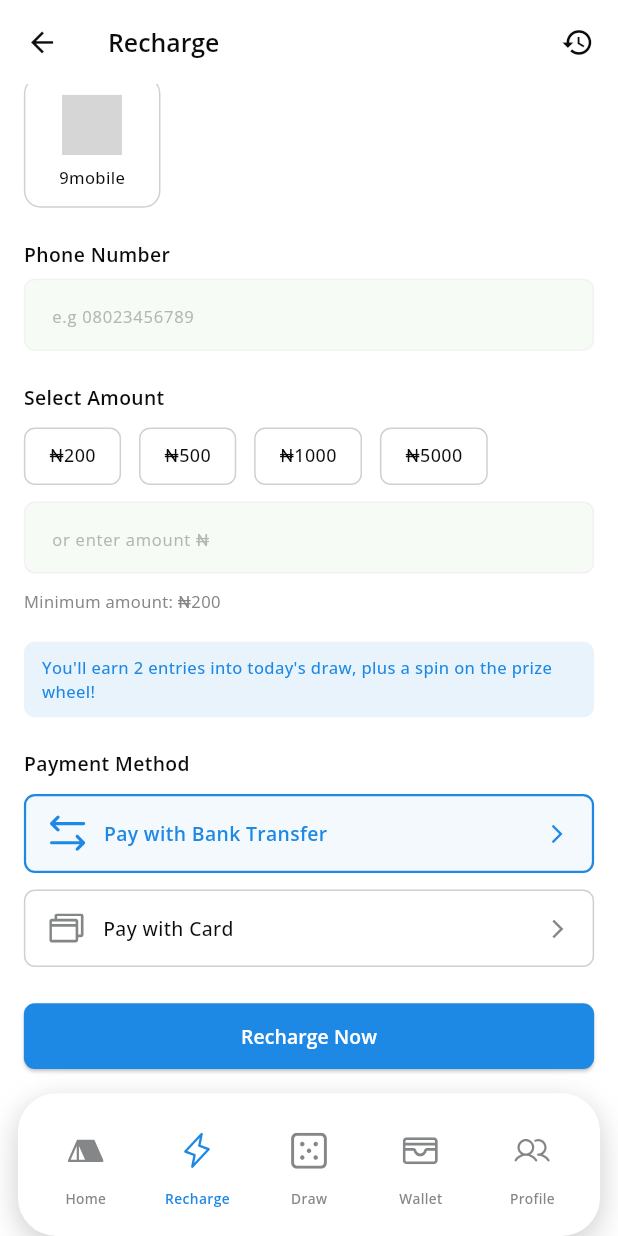
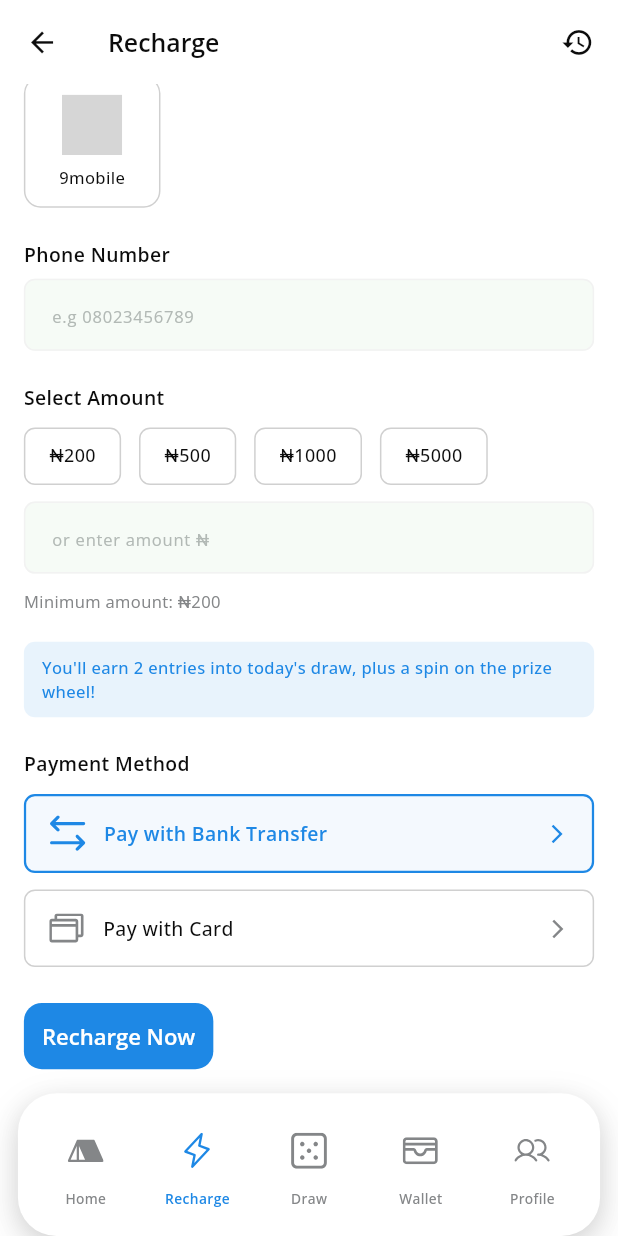
Before and after one commit to Nakeel/rechargeMax, a Flutter app: the RechargeScreen screen opened by its route, scrolled down 197 dp, on a phone screen of 412 x 824 dp. Run offline on Flutter 3.47's test engine with Material 3 defaults, Android fonts, the phone set to English and light mode, and no system bars; our stand-ins replace audioplayers, auto_size_text, calendar_date_picker2, confetti, dartz, date_format and 22 more; missing offline and left inert: internet_file, pdfx; accounts and stored records are empty; project files that could hold a hidden picture were left out; grey boxes are pictures that could not be loaded.

Commit message:
fix(recharge): Replace ElevatedButton with AppButton from common/widgets
- Removed: Manual ElevatedButton styling and wrapping
- Added: AppButton.fill() with proper context and callbacks
- Reduced line count: 180 → 165 lines
- Enforces consistent button styling across app
- Follows widget reusability rules: always check common/widgets first

🤖 Generated with Claude Code

Co-Authored-By: Claude <noreply@anthropic.com>

```diff
--- a/lib/features/recharge/presentation/screens/recharge_screen.dart
+++ b/lib/features/recharge/presentation/screens/recharge_screen.dart
@@ -3,6 +3,7 @@ import 'package:flutter_screenutil/flutter_screenutil.dart';
 import 'package:recharge_max/core/ui/colors.dart';
 import 'package:go_router/go_router.dart';
 import 'package:recharge_max/common/widgets/app_input.dart';
+import 'package:recharge_max/common/widgets/app_button.dart';
 import 'package:recharge_max/features/recharge/presentation/widgets/airtime_data_tabs.dart';
 import 'package:recharge_max/features/recharge/presentation/widgets/quick_amount_selector.dart';
 import 'package:recharge_max/features/recharge/presentation/widgets/entries_info_banner.dart';
@@ -94,26 +95,10 @@ class _RechargeScreenState extends State<RechargeScreen> {
                 onMethodSelected: (method) {},
               ),
               SizedBox(height: 24.h),
-              SizedBox(
-                width: double.infinity,
-                child: ElevatedButton(
-                  onPressed: () {},
-                  style: ElevatedButton.styleFrom(
-                    backgroundColor: AppColors.colorPrimary,
-                    padding: EdgeInsets.symmetric(vertical: 14.h),
-                    shape: RoundedRectangleBorder(
-                      borderRadius: BorderRadius.circular(8.r),
-                    ),
-                  ),
-                  child: Text(
-                    'Recharge Now',
-                    style: TextStyle(
-                      color: Colors.white,
-                      fontSize: 14.sp,
-                      fontWeight: FontWeight.w600,
-                    ),
-                  ),
-                ),
+              AppButton.fill(
+                context: context,
+                text: 'Recharge Now',
+                onPressed: () {},
               ),
             ],
           ),
```
